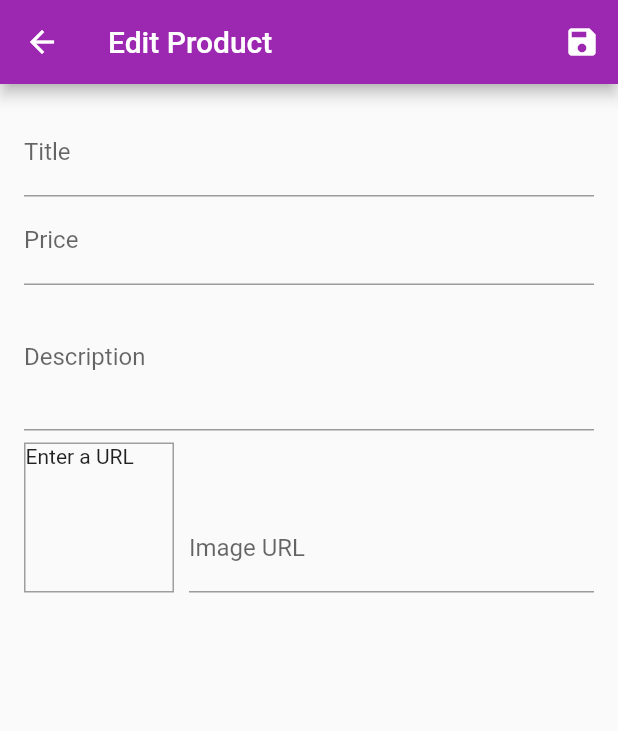
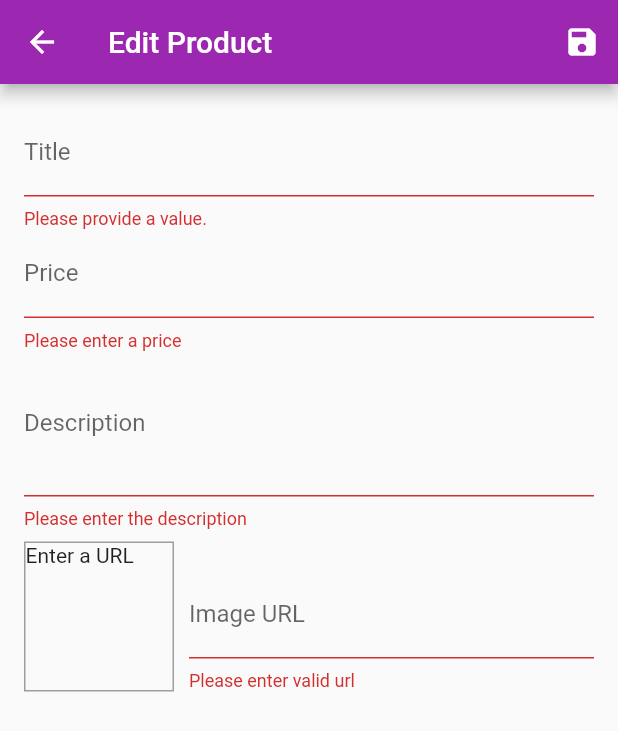
Before and after one commit to 4010424ali/shop_app, a Flutter app: the EditProductScreen screen opened by its route, after a tap on the "save" icon, on a phone screen of 412 x 824 dp. Shown: the top 731 px of the screen. Run offline on Flutter 3.47's test engine with Material 2 defaults, Android fonts, the phone set to English and light mode, and no system bars; network calls fail.

Commit message:
Validation add to Text field

```diff
--- a/lib/screens/edit_product_screnn.dart
+++ b/lib/screens/edit_product_screnn.dart
@@ -41,6 +41,10 @@ class _EditProductScreenState extends State<EditProductScreen> {
   }
 
   void _saveForm() {
+    final isValid = _form.currentState.validate();
+    if (!isValid) {
+      return;
+    }
     _form.currentState.save();
     print(_editedProduct.title);
     print(_editedProduct.description);
@@ -69,6 +73,13 @@ class _EditProductScreenState extends State<EditProductScreen> {
                 onFieldSubmitted: (_) {
                   FocusScope.of(context).requestFocus(_priceFocusNode);
                 },
+                validator: (value) {
+                  if (value.isEmpty) {
+                    return 'Please provide a value.';
+                  }
+
+                  return null;
+                },
                 onSaved: (value) {
                   _editedProduct = Product(
                     id: null,
@@ -86,6 +97,21 @@ class _EditProductScreenState extends State<EditProductScreen> {
                 focusNode: _priceFocusNode,
                 onFieldSubmitted: (_) {
                   FocusScope.of(context).requestFocus(_descriptionNode);
+                },
+                validator: (value) {
+                  if (value.isEmpty) {
+                    return 'Please enter a price';
+                  }
+
+                  if (double.tryParse(value) == null) {
+                    return 'Please enter a valid number';
+                  }
+
+                  if (double.parse(value) <= 0) {
+                    return 'Please enter a number greater than a zero';
+                  }
+
+                  return null;
                 },
                 onSaved: (value) {
                   _editedProduct = Product(
@@ -110,6 +136,17 @@ class _EditProductScreenState extends State<EditProductScreen> {
                     imageUrl: _editedProduct.imageUrl,
                     price: _editedProduct.price,
                   );
+                },
+                validator: (value) {
+                  if (value.isEmpty) {
+                    return 'Please enter the description';
+                  }
+
+                  if (value.length < 10) {
+                    return 'Please enter word greater then 10';
+                  }
+
+                  return null;
                 },
               ),
               Row(
@@ -149,6 +186,24 @@ class _EditProductScreenState extends State<EditProductScreen> {
                           price: _editedProduct.price,
                         );
                       },
+                      validator: (value) {
+                        if (value.isEmpty) {
+                          return 'Please enter valid url';
+                        }
+
+                        if (!value.startsWith('https') &&
+                            !value.startsWith('http')) {
+                          return 'Please enter a valid URL';
+                        }
+
+                        if (!value.endsWith('.png') &&
+                            !value.endsWith('.jpg') &&
+                            !value.endsWith('.jpeg')) {
+                          return 'Please enter valid image URL';
+                        }
+
+                        return null;
+                      },
                     ),
                   )
                 ],
```
